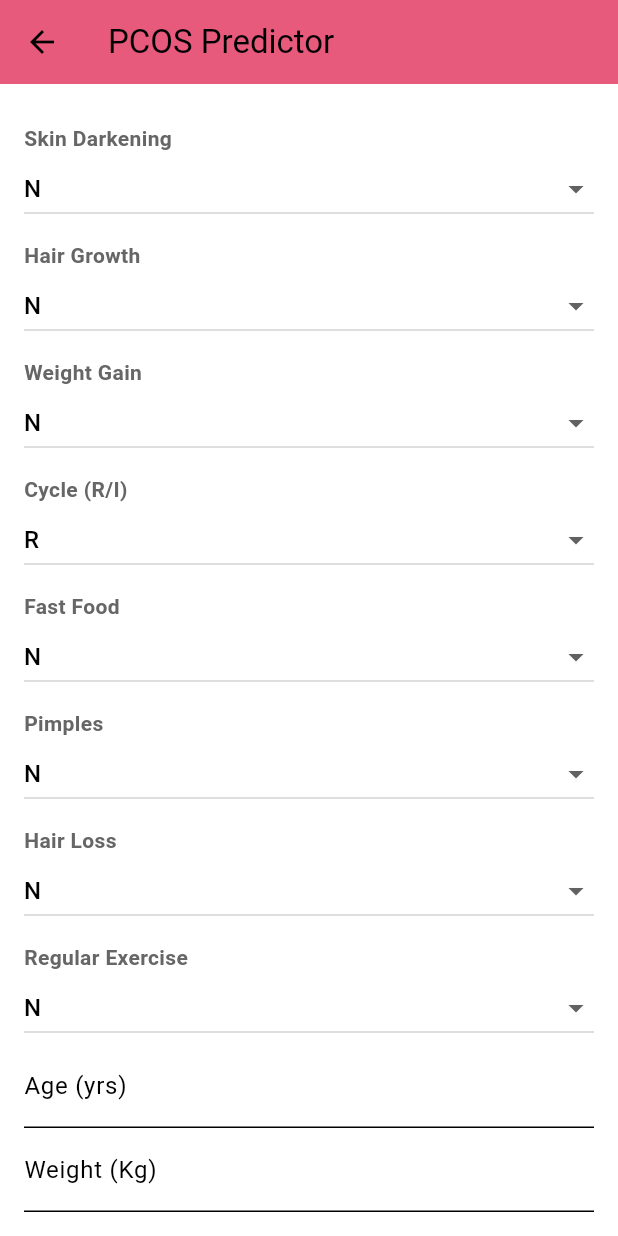
After one commit to VP-TT/Rosella, a Flutter app: the HomeScreen1 screen opened by its route, on a phone screen of 412 x 824 dp. The commit adds this screen. Run offline on Flutter 3.47's test engine with Material 3 defaults, Android fonts, the phone set to English and light mode, and no system bars; our stand-ins replace animated_text_kit, cloud_firestore, firebase_auth, firebase_core, geolocator, image_picker and 2 more; accounts and stored records are empty.

Commit message:
Symptom Mapping Feature added.

```diff
--- a/Rosella/flutter_app/lib/main.dart
+++ b/Rosella/flutter_app/lib/main.dart
@@ -8,6 +8,8 @@ import 'package:flutter_app/screens/calendar_screen.dart';
 import 'package:flutter_app/screens/insights_screen.dart';
 import 'package:flutter_app/screens/mood_tracker_screen.dart';
 import 'package:flutter_app/screens/profile_screen.dart';
+// import 'package:flutter_app/screens/symptom_tracker.dart';
+import 'package:flutter_app/screens/symptom_home_screen.dart';
 import 'package:flutter_app/screens/symptoms_screen.dart';
 // import 'package:flutter_app/screens/profile_screen.dart';
 import 'package:flutter_app/screens/user_auth_screen.dart';
@@ -62,7 +64,7 @@ class MyApp extends StatelessWidget {
         '/insights': (context) => const InsightsScreen(),
         '/profile': (context) => const ProfileScreen(),
         '/calendar': (context) => const CalendarScreen(),
-        '/symptom': (context) => const SymptomsScreen(),
+        '/symptom': (context) => const HomeScreen1(),
       },
       debugShowCheckedModeBanner: false,
     );
--- a/Rosella/flutter_app/lib/screens/home_screen.dart
+++ b/Rosella/flutter_app/lib/screens/home_screen.dart
@@ -312,7 +312,7 @@ class _HomeScreenState extends State<HomeScreen> {
                   'Mood Tracker',
                   Icons.mood,
                   const Color(0xFFFFD6E0),
-                  '/mood',
+                  '/symptom',
                 ),
                 _buildFeatureCard(
                   'Period Flow',
--- /dev/null
+++ b/Rosella/flutter_app/lib/screens/symptom_home_screen.dart
@@ -0,0 +1,131 @@
+import 'package:flutter/material.dart';
+import '../widgets/question_field.dart';
+import '../services/api_service.dart';
+import 'result_screen.dart';
+
+class HomeScreen1 extends StatefulWidget {
+  const HomeScreen1({super.key});
+
+  @override
+  State<HomeScreen1> createState() => _HomeScreenState1();
+}
+
+class _HomeScreenState1 extends State<HomeScreen1> {
+  final _formKey = GlobalKey<FormState>();
+
+  // Form state variables
+  String skinDarkening = 'N';
+  String hairGrowth = 'N';
+  String weightGain = 'N';
+  String cycle = 'R';
+  String fastFood = 'N';
+  String pimples = 'N';
+  String hairLoss = 'N';
+  String regExercise = 'N';
+  String age = '';
+  String weight = '';
+
+  void handleSubmit() async {
+    if (_formKey.currentState!.validate()) {
+      final result = await ApiService.predictPCOS({
+        'Skin_darkening': skinDarkening,
+        'Hair_growth': hairGrowth,
+        'Weight_gain': weightGain,
+        'Cycle': cycle,
+        'Fast_food': fastFood,
+        'Pimples': pimples,
+        'Hair_loss': hairLoss,
+        'Reg_Exercise': regExercise,
+        'Age': age,
+        'Weight': weight,
+      });
+
+      Navigator.push(
+        context,
+        MaterialPageRoute(
+          builder: (context) => ResultScreen(prediction: result),
+        ),
+      );
+    }
+  }
+
+  @override
+  Widget build(BuildContext context) {
+    return Scaffold(
+      appBar: AppBar(
+        title: const Text('PCOS Predictor'),
+        backgroundColor: const Color(0xFFE75A7C),
+      ),
+      body: Padding(
+        padding: const EdgeInsets.all(16.0),
+        child: Form(
+          key: _formKey,
+          child: ListView(
+            children: [
+              QuestionField(
+                label: 'Skin Darkening',
+                value: skinDarkening,
+                onChanged: (val) => setState(() => skinDarkening = val),
+              ),
+              QuestionField(
+                label: 'Hair Growth',
+                value: hairGrowth,
+                onChanged: (val) => setState(() => hairGrowth = val),
+              ),
+              QuestionField(
+                label: 'Weight Gain',
+                value: weightGain,
+                onChanged: (val) => setState(() => weightGain = val),
+              ),
+              QuestionField(
+                label: 'Cycle (R/I)',
+                options: const ['R', 'I'],
+                value: cycle,
+                onChanged: (val) => setState(() => cycle = val),
+              ),
+              QuestionField(
+                label: 'Fast Food',
+                value: fastFood,
+                onChanged: (val) => setState(() => fastFood = val),
+              ),
+              QuestionField(
+                label: 'Pimples',
+                value: pimples,
+                onChanged: (val) => setState(() => pimples = val),
+              ),
+              QuestionField(
+                label: 'Hair Loss',
+                value: hairLoss,
+                onChanged: (val) => setState(() => hairLoss = val),
+              ),
+              QuestionField(
+                label: 'Regular Exercise',
+                value: regExercise,
+                onChanged: (val) => setState(() => regExercise = val),
+              ),
+              TextFormField(
+                decoration: const InputDecoration(labelText: 'Age (yrs)'),
+                keyboardType: TextInputType.number,
+                validator:
+                    (val) => val == null || val.isEmpty ? 'Required' : null,
+                onChanged: (val) => age = val,
+              ),
+              TextFormField(
+                decoration: const InputDecoration(labelText: 'Weight (Kg)'),
+                keyboardType: TextInputType.number,
+                validator:
+                    (val) => val == null || val.isEmpty ? 'Required' : null,
+                onChanged: (val) => weight = val,
+              ),
+              const SizedBox(height: 20),
+              ElevatedButton(
+                onPressed: handleSubmit,
+                child: const Text('Predict'),
+              ),
+            ],
+          ),
+        ),
+      ),
+    );
+  }
+}
--- /dev/null
+++ b/Rosella/flutter_app/lib/widgets/question_field.dart
@@ -0,0 +1,35 @@
+import 'package:flutter/material.dart';
+
+class QuestionField extends StatelessWidget {
+  final String label;
+  final String value;
+  final List<String> options;
+  final Function(String) onChanged;
+
+  const QuestionField({
+    super.key,
+    required this.label,
+    required this.value,
+    required this.onChanged,
+    this.options = const ['Y', 'N'],
+  });
+
+  @override
+  Widget build(BuildContext context) {
+    return Column(
+      crossAxisAlignment: CrossAxisAlignment.start,
+      children: [
+        const SizedBox(height: 10),
+        Text(label, style: const TextStyle(fontWeight: FontWeight.bold)),
+        DropdownButton<String>(
+          value: value,
+          isExpanded: true,
+          onChanged: (val) => onChanged(val!),
+          items: options
+              .map((opt) => DropdownMenuItem(value: opt, child: Text(opt)))
+              .toList(),
+        ),
+      ],
+    );
+  }
+}
```
Also changed, not shown: Rosella/flutter_app/lib/screens/nearby_hospitals_screen.dart (added, +128 -0 lines), Rosella/flutter_app/lib/screens/result_screen.dart (added, +101 -0 lines), Rosella/flutter_app/lib/screens/symptom_tracker.dart (deleted, +0 -52 lines), Rosella/flutter_app/lib/screens/ultrasound_screen.dart (added, +92 -0 lines), Rosella/flutter_app/lib/services/api_service.dart (added, +61 -0 lines), Rosella/flutter_app/pubspec.yaml (+7 -1 lines), Rosella/flutter_app/pubspec.lock, 5 other files.
